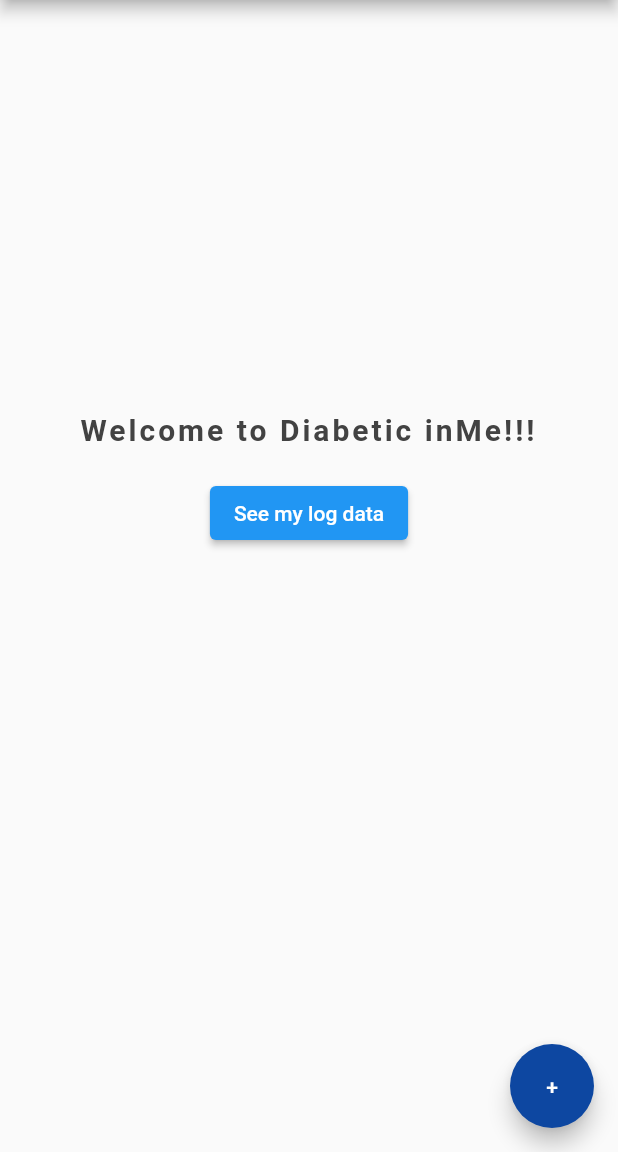
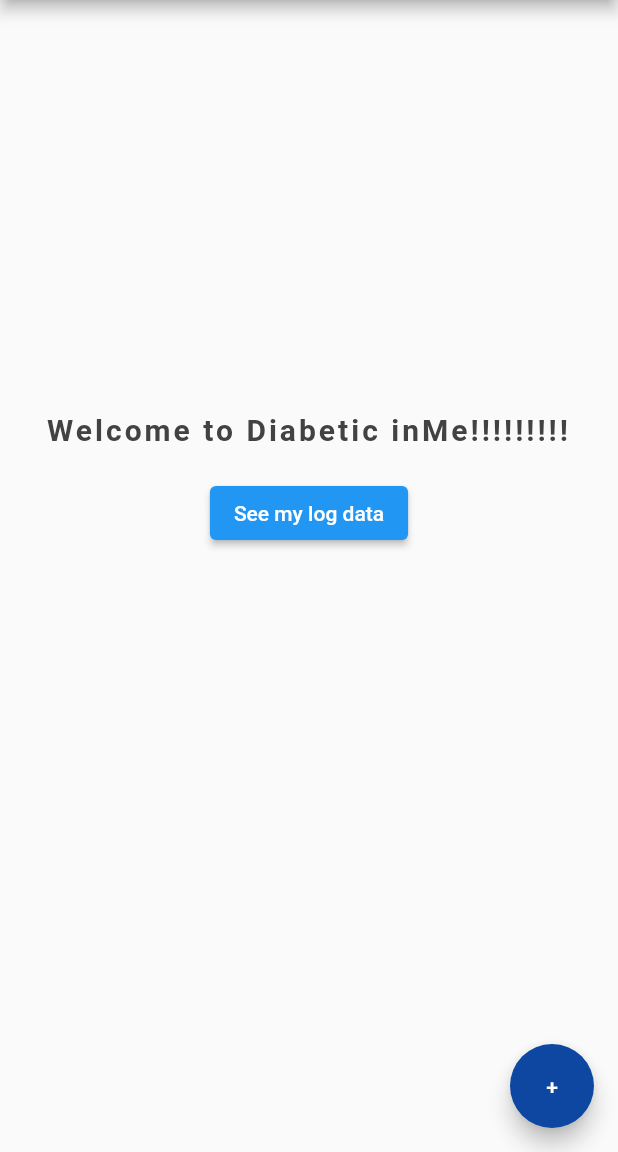
Before and after one commit to Buredos/Diabetes_tracker, a Flutter app: the screen it shows after launch, on a phone screen of 412 x 824 dp, the part 84-1236 px from its top. Run offline on Flutter 3.47's test engine with Material 2 defaults, Android fonts, the phone set to English and light mode, and no system bars.

Commit message:
Home page and 2 other screens: - tambahan !!!!

```diff
--- a/lib/main.dart
+++ b/lib/main.dart
@@ -22,7 +22,7 @@ class Home extends StatelessWidget {
             child: Container(
               padding: EdgeInsets.fromLTRB(20.0, 275.0, 20.0, 20.0),
               child: Text(
-               'Welcome to Diabetic inMe!!!',
+               'Welcome to Diabetic inMe!!!!!!!!!',
                 textAlign: TextAlign.center,
 
                style: TextStyle(
```
